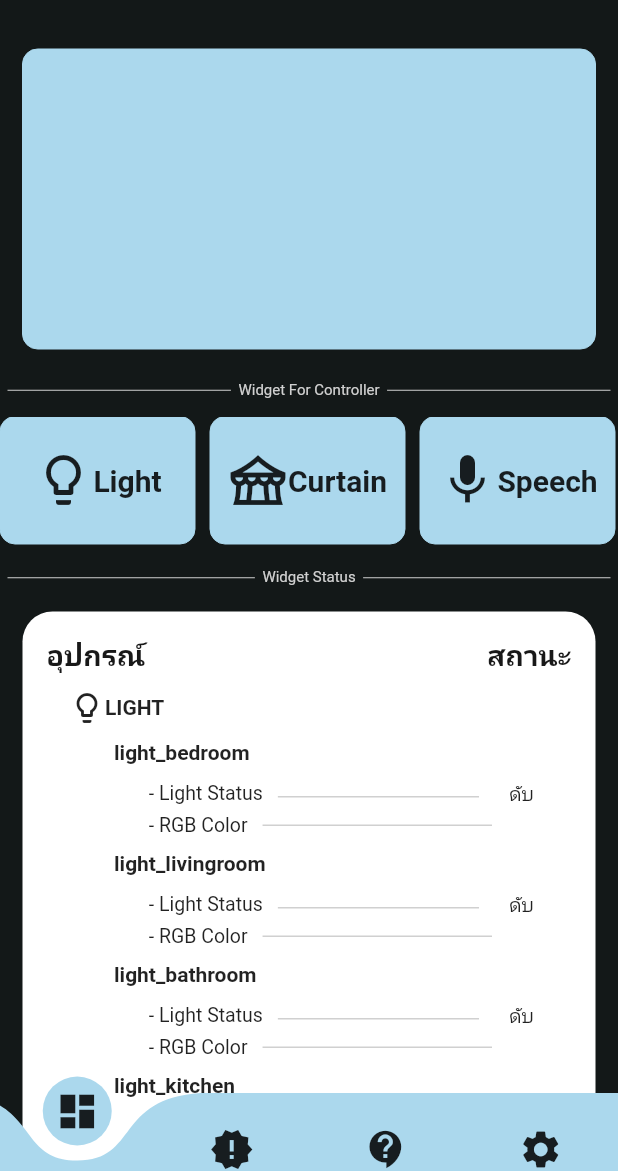
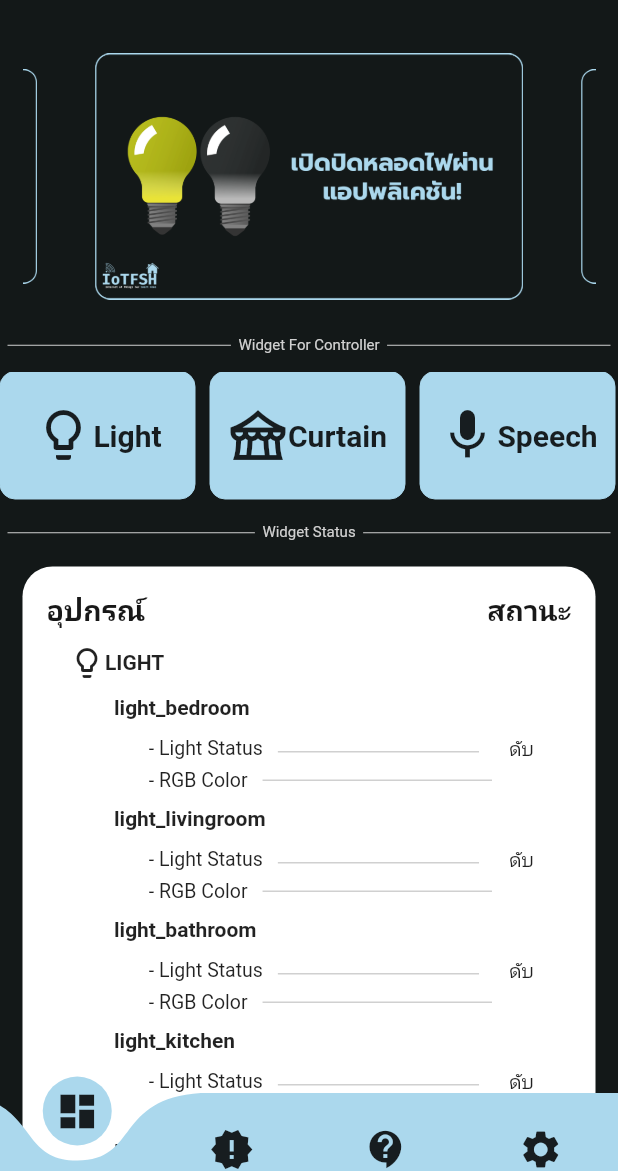
Before and after one commit to ISongwuts/IOT-APP, a Flutter app: the MainScreen screen opened directly, on a phone screen of 412 x 824 dp, the part 65-1236 px from its top. Run offline on Flutter 3.47's test engine with Material 2 defaults, Android fonts, the phone set to English and light mode, and no system bars; drawn by our look-alikes of carousel_slider, curved_navigation_bar; our stand-ins replace avatar_glow, connectivity, firebase_auth, firebase_core, firebase_database, flutter_colorpicker and 10 more; missing offline and left inert: email_auth, tutorial_coach_mark, wiredash; accounts and stored records are empty.

Commit message:
built carousel image slider

```diff
--- a/lib/screens/mainscreen.dart
+++ b/lib/screens/mainscreen.dart
@@ -13,6 +13,7 @@ import 'package:myapp/screens/pages/settingpage.dart';
 import 'package:shared_preferences/shared_preferences.dart';
 import 'package:permission_handler/permission_handler.dart';
 import 'package:tutorial_coach_mark/tutorial_coach_mark.dart';
+import 'package:carousel_slider/carousel_slider.dart';
 
 class MainScreen extends StatefulWidget {
   const MainScreen({Key? key}) : super(key: key);
@@ -50,6 +51,12 @@ class _MainScreenState extends State<MainScreen> {
   final dbRef = FirebaseDatabase.instance.reference();
   final auth = FirebaseAuth.instance;
   final user = FirebaseAuth.instance.currentUser!;
+  final sliderImages = [
+    'images/Slider/1.png',
+    'images/Slider/2.png',
+    'images/Slider/3.png'
+  ];
+
   bool userFromGg = false;
   int index = 0;
   int previousPage = 0;
@@ -530,20 +537,28 @@ class _MainScreenState extends State<MainScreen> {
                                     children: [
                                       Expanded(
                                           child: Padding(
-                                        padding: const EdgeInsets.fromLTRB(
-                                            15, 20, 15, 10),
-                                        child: Container(
-                                          decoration: BoxDecoration(
-                                              color: Color(0xffabd8ed),
-                                              borderRadius:
-                                                  BorderRadius.circular(10.0),
-                                              border: Border.all(
-                                                  color: Color(0xffabd8ed),
-                                                  width: 0)),
-                                          width: double.infinity,
-                                          height: 200,
-                                        ),
-                                      )),
+                                              padding:
+                                                  const EdgeInsets.fromLTRB(
+                                                      15, 20, 15, 10),
+                                              child: CarouselSlider.builder(
+                                                  itemCount:
+                                                      sliderImages.length,
+                                                  itemBuilder: (context, index,
+                                                      realIndex) {
+                                                    final thisImage =
+                                                        sliderImages[index];
+                                                    return buildSlider(
+                                                        thisImage, index);
+                                                  },
+                                                  options: CarouselOptions(
+                                                      height: 170,
+                                                      autoPlay: true,
+                                                      enlargeCenterPage: true,
+                                                      aspectRatio: 16 / 9,
+                                                      viewportFraction: 0.8,
+                                                      autoPlayInterval:
+                                                          Duration(
+                                                              seconds: 3))))),
                                     ],
                                   ),
                                   DividerBetween("Widget For Controller"),
@@ -677,6 +692,15 @@ class _MainScreenState extends State<MainScreen> {
   void onChangedTab(int index) {
     setState(() => {this.index = index, isSlide = false});
   }
+
+  Widget buildSlider(String thisImage, int index) {
+    return Container(
+
+      width: 600,
+      margin: EdgeInsets.symmetric(horizontal: 10),
+      child: Image(image: AssetImage(thisImage),fit: BoxFit.fitWidth)
+    );
+  }
 }
 
 Widget DividerBetween(String title) {
--- a/pubspec.yaml
+++ b/pubspec.yaml
@@ -63,6 +63,7 @@ dependencies:
   provider: ^6.0.0
   email_auth: ^1.0.0
   tutorial_coach_mark: ^1.2.1
+  carousel_slider: ^3.0.0
 
 dev_dependencies:
   flutter_test:
@@ -100,6 +101,9 @@ flutter:
    - images/Ice.png
    - images/Boss.png
    - images/Usaflag.png
+   - images/Slider/1.png
+   - images/Slider/2.png
+   - images/Slider/3.png
 
   # An image asset can refer to one or more resolution-specific "variants", see
   # https://flutter.dev/assets-and-images/#resolution-aware.
```
Also changed, not shown: images/Slider/1.png (added), images/Slider/2.png (added), images/Slider/3.png (added), pubspec.lock.
